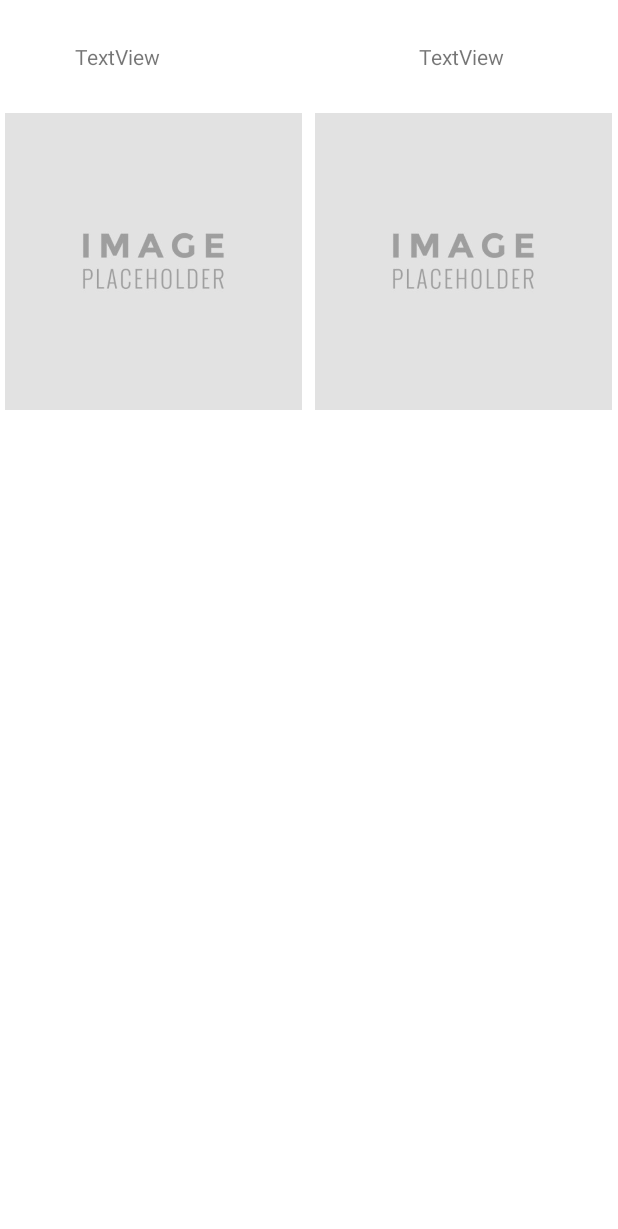
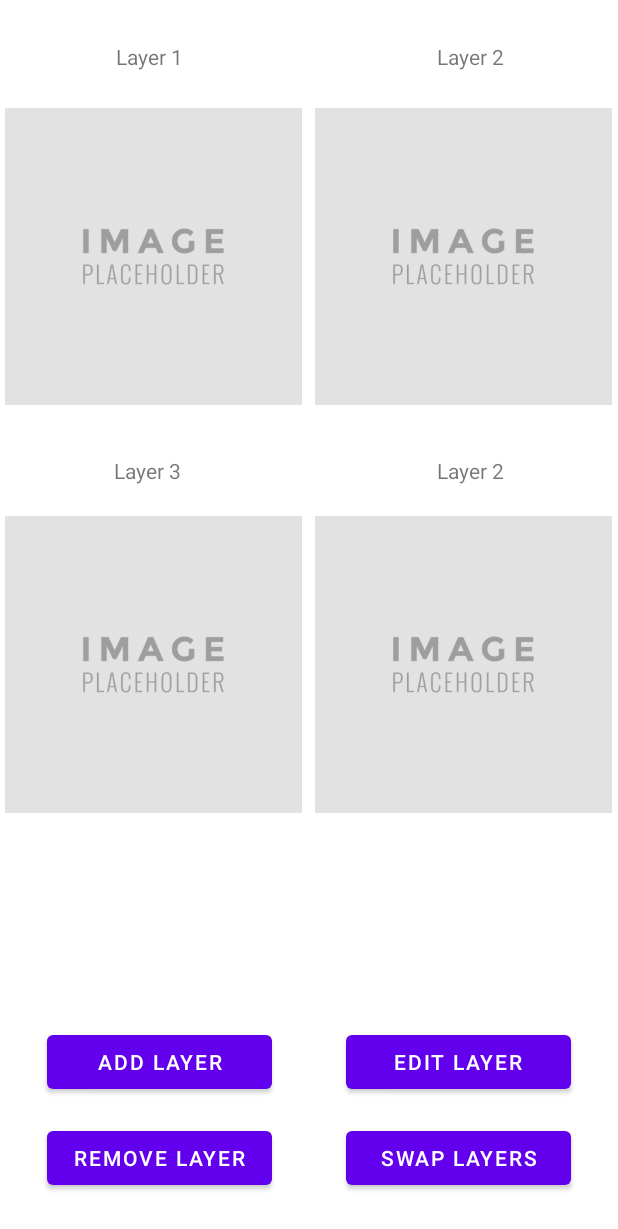
Before and after one commit to Tristonev/PhotoshopWizards, an Android app: the layout activity_layers.xml on its own in the app's theme, with its tools: preview values and no code run, on a phone screen of 412 x 824 dp. Shown: the top 1229 px of the screen. Run offline under Robolectric (Android 15) with nearby library versions, the phone set to English and light mode, and no system bars.

Commit message:
added activity_layers.xml

```diff
--- a/app/src/main/java/edu/utsa/cs3443/photoshopwizards/MainActivity.java
+++ b/app/src/main/java/edu/utsa/cs3443/photoshopwizards/MainActivity.java
@@ -11,7 +11,7 @@ public class MainActivity extends AppCompatActivity implements View.OnClickListe
     @Override
     protected void onCreate(Bundle savedInstanceState){
         super.onCreate(savedInstanceState);
-        setContentView(R.layout.activity_load_canvas);
+        setContentView(R.layout.activity_main);
 
 
     }
--- a/app/src/main/res/layout/activity_layers.xml
+++ b/app/src/main/res/layout/activity_layers.xml
@@ -8,9 +8,19 @@
     <ImageView
         android:id="@+id/imageView3"
         android:layout_width="198dp"
-        android:layout_height="204dp"
+        android:layout_height="198dp"
         android:layout_marginStart="3dp"
         android:layout_marginTop="72dp"
+        app:layout_constraintStart_toStartOf="parent"
+        app:layout_constraintTop_toTopOf="parent"
+        app:srcCompat="@drawable/image_placeholder" />
+
+    <ImageView
+        android:id="@+id/imageView4"
+        android:layout_width="198dp"
+        android:layout_height="198dp"
+        android:layout_marginStart="3dp"
+        android:layout_marginTop="344dp"
         app:layout_constraintStart_toStartOf="parent"
         app:layout_constraintTop_toTopOf="parent"
         app:srcCompat="@drawable/image_placeholder" />
@@ -19,9 +29,24 @@
         android:id="@+id/textView4"
         android:layout_width="wrap_content"
         android:layout_height="wrap_content"
-        android:layout_marginStart="50dp"
+        android:layout_marginStart="76dp"
         android:layout_marginTop="28dp"
-        android:text="TextView"
+        android:layout_marginEnd="289dp"
+        android:text="Layer 1"
+        app:layout_constraintEnd_toEndOf="parent"
+        app:layout_constraintStart_toStartOf="parent"
+        app:layout_constraintTop_toTopOf="parent" />
+
+    <TextView
+        android:id="@+id/textView6"
+        android:layout_width="wrap_content"
+        android:layout_height="wrap_content"
+        android:layout_marginStart="76dp"
+        android:layout_marginTop="304dp"
+        android:layout_marginEnd="289dp"
+        android:text="Layer 3"
+        app:layout_constraintEnd_toEndOf="parent"
+        app:layout_constraintHorizontal_bias="0.0"
         app:layout_constraintStart_toStartOf="parent"
         app:layout_constraintTop_toTopOf="parent" />
 
@@ -31,17 +56,78 @@
         android:layout_height="wrap_content"
         android:layout_marginTop="28dp"
         android:layout_marginEnd="76dp"
-        android:text="TextView"
+        android:text="Layer 2"
+        app:layout_constraintEnd_toEndOf="parent"
+        app:layout_constraintTop_toTopOf="parent" />
+
+    <TextView
+        android:id="@+id/textView8"
+        android:layout_width="wrap_content"
+        android:layout_height="wrap_content"
+        android:layout_marginTop="304dp"
+        android:layout_marginEnd="76dp"
+        android:text="Layer 2"
         app:layout_constraintEnd_toEndOf="parent"
         app:layout_constraintTop_toTopOf="parent" />
 
     <ImageView
         android:id="@+id/imageView"
         android:layout_width="198dp"
-        android:layout_height="204dp"
+        android:layout_height="198dp"
         android:layout_marginTop="72dp"
         android:layout_marginEnd="4dp"
         app:layout_constraintEnd_toEndOf="parent"
         app:layout_constraintTop_toTopOf="parent"
         app:srcCompat="@drawable/image_placeholder" />
+
+    <ImageView
+        android:id="@+id/imageView6"
+        android:layout_width="198dp"
+        android:layout_height="198dp"
+        android:layout_marginTop="344dp"
+        android:layout_marginEnd="4dp"
+        app:layout_constraintEnd_toEndOf="parent"
+        app:layout_constraintTop_toTopOf="parent"
+        app:srcCompat="@drawable/image_placeholder" />
+
+    <Button
+        android:id="@+id/button5"
+        android:layout_width="150dp"
+        android:layout_height="wrap_content"
+        android:layout_marginStart="31dp"
+        android:layout_marginBottom="92dp"
+        android:text="Add Layer"
+        app:layout_constraintBottom_toBottomOf="parent"
+        app:layout_constraintStart_toStartOf="parent" />
+
+    <Button
+        android:id="@+id/button8"
+        android:layout_width="150dp"
+        android:layout_height="wrap_content"
+        android:layout_marginStart="31dp"
+        android:layout_marginBottom="28dp"
+        android:text="Remove Layer"
+        app:layout_constraintBottom_toBottomOf="parent"
+        app:layout_constraintStart_toStartOf="parent" />
+
+    <Button
+        android:id="@+id/button7"
+        android:layout_width="150dp"
+        android:layout_height="wrap_content"
+        android:layout_marginEnd="31dp"
+        android:layout_marginBottom="28dp"
+        android:text="Swap Layers"
+        app:layout_constraintBottom_toBottomOf="parent"
+        app:layout_constraintEnd_toEndOf="parent" />
+
+    <Button
+        android:id="@+id/button9"
+        android:layout_width="150dp"
+        android:layout_height="wrap_content"
+        android:layout_marginEnd="31dp"
+        android:layout_marginBottom="92dp"
+        android:text="Edit Layer"
+        app:layout_constraintBottom_toBottomOf="parent"
+        app:layout_constraintEnd_toEndOf="parent" />
+
 </androidx.constraintlayout.widget.ConstraintLayout>
```
